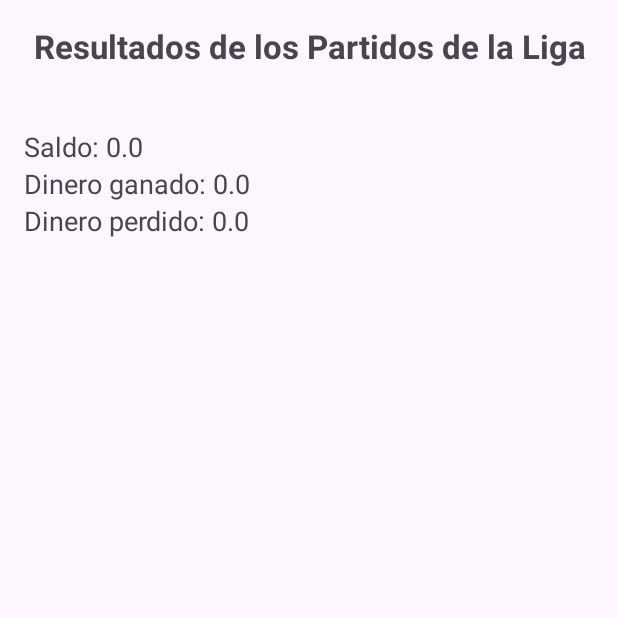
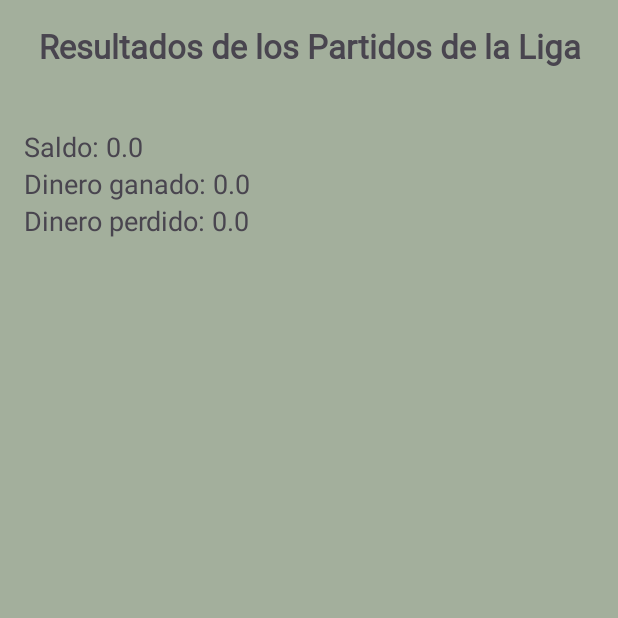
Before and after one commit to Tonalga69/casinoMoviles, an Android app: the ResultadosActivity screen opened directly, with no data from a screen before it, on a phone screen of 412 x 824 dp, the top half of it. Run offline under Robolectric (Android 15) with nearby library versions, the phone set to English and light mode, and no system bars; Roboto replaces fonts that are not available here.

Commit message:
Update activity_resultados.xml

```diff
--- a/app/src/main/res/layout/activity_resultados.xml
+++ b/app/src/main/res/layout/activity_resultados.xml
@@ -2,12 +2,15 @@
     xmlns:app="http://schemas.android.com/apk/res-auto"
     android:layout_width="match_parent"
     android:layout_height="match_parent"
+    style="@style/AppTheme"
+    android:background="@color/background_color"
     android:padding="16dp">
 
     <TextView
         android:id="@+id/titleResultados"
         android:layout_width="match_parent"
         android:layout_height="wrap_content"
+        android:fontFamily="@font/jacques_francois_shadow"
         android:gravity="center"
         android:text="@string/resultados_de_los_partidos_de_la_liga"
         android:textSize="22sp"
```
